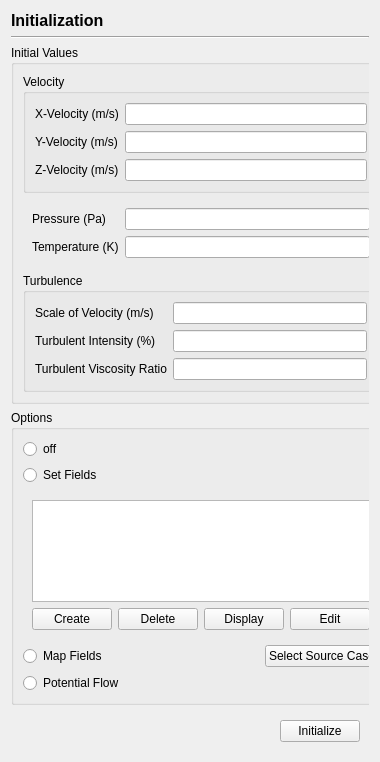
Qt form view/solution/initialization/initialization_page.ui (nextfoam/baram) before a commit.
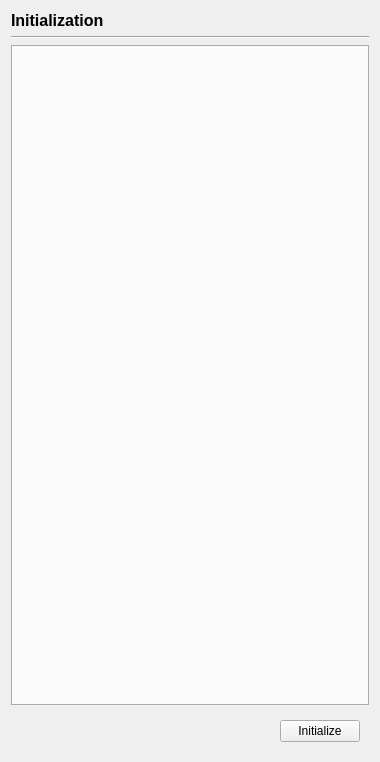
The same form after that commit.

Commit message: Issue #225 Initialization menu for VoF has been added

```diff
--- a/view/solution/initialization/initialization_page.ui
+++ b/view/solution/initialization/initialization_page.ui
@@ -35,315 +35,10 @@
     </widget>
    </item>
    <item>
-    <widget class="QScrollArea" name="scrollArea">
-     <property name="frameShape">
-      <enum>QFrame::NoFrame</enum>
+    <widget class="QTabWidget" name="tabWidget">
+     <property name="tabPosition">
+      <enum>QTabWidget::South</enum>
      </property>
-     <property name="horizontalScrollBarPolicy">
-      <enum>Qt::ScrollBarAlwaysOff</enum>
-     </property>
-     <property name="widgetResizable">
-      <bool>true</bool>
-     </property>
-     <widget class="QWidget" name="scrollAreaWidgetContents">
-      <property name="geometry">
-       <rect>
-        <x>0</x>
-        <y>0</y>
-        <width>365</width>
-        <height>659</height>
-       </rect>
-      </property>
-      <layout class="QVBoxLayout" name="verticalLayout_5">
-       <property name="leftMargin">
-        <number>0</number>
-       </property>
-       <property name="topMargin">
-        <number>0</number>
-       </property>
-       <property name="rightMargin">
-        <number>9</number>
-       </property>
-       <property name="bottomMargin">
-        <number>0</number>
-       </property>
-       <item>
-        <widget class="QGroupBox" name="groupBox">
-         <property name="title">
-          <string>Initial Values</string>
-         </property>
-         <layout class="QVBoxLayout" name="verticalLayout">
-          <item>
-           <widget class="QGroupBox" name="groupBox_2">
-            <property name="title">
-             <string>Velocity</string>
-            </property>
-            <layout class="QFormLayout" name="formLayout">
-             <item row="0" column="0">
-              <widget class="QLabel" name="label_2">
-               <property name="text">
-                <string>X-Velocity (m/s)</string>
-               </property>
-              </widget>
-             </item>
-             <item row="0" column="1">
-              <widget class="QLineEdit" name="xVelocity"/>
-             </item>
-             <item row="1" column="0">
-              <widget class="QLabel" name="label_3">
-               <property name="text">
-                <string>Y-Velocity (m/s)</string>
-               </property>
-              </widget>
-             </item>
-             <item row="1" column="1">
-              <widget class="QLineEdit" name="yVelocity"/>
-             </item>
-             <item row="2" column="0">
-              <widget class="QLabel" name="label_4">
-               <property name="text">
-                <string>Z-Velocity (m/s)</string>
-               </property>
-              </widget>
-             </item>
-             <item row="2" column="1">
-              <widget class="QLineEdit" name="zVelocity"/>
-             </item>
-            </layout>
-           </widget>
-          </item>
-          <item>
-           <widget class="QWidget" name="properties" native="true">
-            <layout class="QFormLayout" name="formLayout_2">
-             <item row="0" column="0">
-              <widget class="QLabel" name="label_5">
-               <property name="text">
-                <string>Pressure (Pa)</string>
-               </property>
-              </widget>
-             </item>
-             <item row="0" column="1">
-              <widget class="QLineEdit" name="pressure"/>
-             </item>
-             <item row="1" column="0">
-              <widget class="QLabel" name="label_6">
-               <property name="text">
-                <string>Temperature (K)</string>
-               </property>
-              </widget>
-             </item>
-             <item row="1" column="1">
-              <widget class="QLineEdit" name="temperature"/>
-             </item>
-            </layout>
-           </widget>
-          </item>
-          <item>
-           <widget class="QGroupBox" name="turbulence">
-            <property name="title">
-             <string>Turbulence</string>
-            </property>
-            <layout class="QFormLayout" name="formLayout_3">
-             <item row="0" column="0">
-              <widget class="QLabel" name="label_7">
-               <property name="text">
-                <string>Scale of Velocity (m/s)</string>
-               </property>
-              </widget>
-             </item>
-             <item row="0" column="1">
-              <widget class="QLineEdit" name="scaleOfVelocity"/>
-             </item>
-             <item row="1" column="0">
-              <widget class="QLabel" name="label_8">
-               <property name="text">
-                <string>Turbulent Intensity (%)</string>
-               </property>
-              </widget>
-             </item>
-             <item row="1" column="1">
-              <widget class="QLineEdit" name="turbulentIntensity"/>
-             </item>
-             <item row="2" column="0">
-              <widget class="QLabel" name="label_9">
-               <property name="text">
-                <string>Turbulent Viscosity Ratio</string>
-               </property>
-              </widget>
-             </item>
-             <item row="2" column="1">
-              <widget class="QLineEdit" name="turbulentViscosityRatio"/>
-             </item>
-            </layout>
-           </widget>
-          </item>
-         </layout>
-        </widget>
-       </item>
-       <item>
-        <widget class="QGroupBox" name="groupBox_3">
-         <property name="title">
-          <string>Options</string>
-         </property>
-         <layout class="QVBoxLayout" name="verticalLayout_2">
-          <item>
-           <widget class="QRadioButton" name="off">
-            <property name="text">
-             <string>off</string>
-            </property>
-            <attribute name="buttonGroup">
-             <string notr="true">optionRadioGroup</string>
-            </attribute>
-           </widget>
-          </item>
-          <item>
-           <widget class="QRadioButton" name="setFields">
-            <property name="text">
-             <string>Set Fields</string>
-            </property>
-            <attribute name="buttonGroup">
-             <string notr="true">optionRadioGroup</string>
-            </attribute>
-           </widget>
-          </item>
-          <item>
-           <widget class="QWidget" name="widget_2" native="true">
-            <layout class="QVBoxLayout" name="verticalLayout_3">
-             <item>
-              <widget class="QListWidget" name="regions">
-               <property name="sizePolicy">
-                <sizepolicy hsizetype="Expanding" vsizetype="Preferred">
-                 <horstretch>0</horstretch>
-                 <verstretch>0</verstretch>
-                </sizepolicy>
-               </property>
-              </widget>
-             </item>
-             <item>
-              <widget class="QWidget" name="widget_3" native="true">
-               <layout class="QHBoxLayout" name="horizontalLayout">
-                <property name="leftMargin">
-                 <number>0</number>
-                </property>
-                <property name="topMargin">
-                 <number>0</number>
-                </property>
-                <property name="rightMargin">
-                 <number>0</number>
-                </property>
-                <property name="bottomMargin">
-                 <number>0</number>
-                </property>
-                <item>
-                 <widget class="QPushButton" name="create">
-                  <property name="text">
-                   <string>Create</string>
-                  </property>
-                 </widget>
-                </item>
-                <item>
-                 <widget class="QPushButton" name="delete_">
-                  <property name="text">
-                   <string>Delete</string>
-                  </property>
-                 </widget>
-                </item>
-                <item>
-                 <widget class="QPushButton" name="display">
-                  <property name="text">
-                   <string>Display</string>
-                  </property>
-                 </widget>
-                </item>
-                <item>
-                 <widget class="QPushButton" name="edit">
-                  <property name="text">
-                   <string>Edit</string>
-                  </property>
-                 </widget>
-                </item>
-               </layout>
-              </widget>
-             </item>
-            </layout>
-           </widget>
-          </item>
-          <item>
-           <widget class="QWidget" name="widget_4" native="true">
-            <layout class="QHBoxLayout" name="horizontalLayout_2">
-             <property name="leftMargin">
-              <number>0</number>
-             </property>
-             <property name="topMargin">
-              <number>0</number>
-             </property>
-             <property name="rightMargin">
-              <number>0</number>
-             </property>
-             <property name="bottomMargin">
-              <number>0</number>
-             </property>
-             <item>
-              <widget class="QRadioButton" name="mapFields">
-               <property name="text">
-                <string>Map Fields</string>
-               </property>
-               <attribute name="buttonGroup">
-                <string notr="true">optionRadioGroup</string>
-               </attribute>
-              </widget>
-             </item>
-             <item>
-              <spacer name="horizontalSpacer">
-               <property name="orientation">
-                <enum>Qt::Horizontal</enum>
-               </property>
-               <property name="sizeHint" stdset="0">
-                <size>
-                 <width>130</width>
-                 <height>20</height>
-                </size>
-               </property>
-              </spacer>
-             </item>
-             <item>
-              <widget class="QPushButton" name="selectSourceCase">
-               <property name="text">
-                <string>Select Source Case</string>
-               </property>
-              </widget>
-             </item>
-            </layout>
-           </widget>
-          </item>
-          <item>
-           <widget class="QRadioButton" name="potentialFlow">
-            <property name="text">
-             <string>Potential Flow</string>
-            </property>
-            <attribute name="buttonGroup">
-             <string notr="true">optionRadioGroup</string>
-            </attribute>
-           </widget>
-          </item>
-         </layout>
-        </widget>
-       </item>
-       <item>
-        <spacer name="verticalSpacer">
-         <property name="orientation">
-          <enum>Qt::Vertical</enum>
-         </property>
-         <property name="sizeHint" stdset="0">
-          <size>
-           <width>20</width>
-           <height>40</height>
-          </size>
-         </property>
-        </spacer>
-       </item>
-      </layout>
-     </widget>
     </widget>
    </item>
    <item>
```
Left out of the diff: 3 changed lines with no effect on the pictures. The commit also changes 21 other files.
